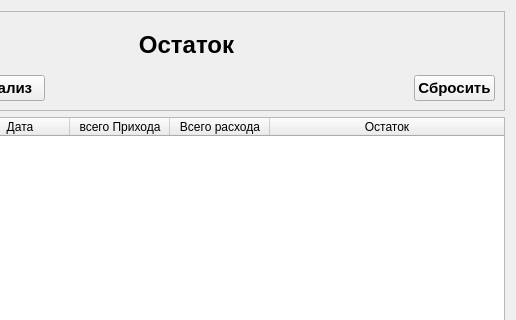
First picture: the form in ui/ostatok.ui, repository daslin02/Docu, before the edit; both pictures show x 142 to 658 and y 0 to 320 of the 658 by 617 pixel window.
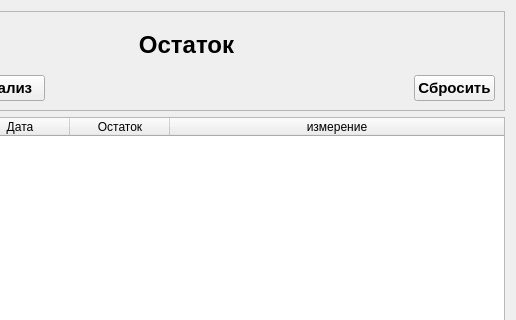
Second picture: the form after the edit.

```diff
--- a/ui/ostatok.ui
+++ b/ui/ostatok.ui
@@ -122,21 +122,16 @@
        <string>Дата</string>
       </property>
      </column>
-     <column>
-      <property name="text">
-       <string>всего Прихода</string>
-      </property>
-     </column>
-     <column>
-      <property name="text">
-       <string>Всего расхода</string>
-      </property>
-     </column>
      <column>
       <property name="text">
        <string>Остаток</string>
       </property>
      </column>
+     <column>
+      <property name="text">
+       <string>измерение</string>
+      </property>
+     </column>
     </widget>
    </item>
   </layout>
```
